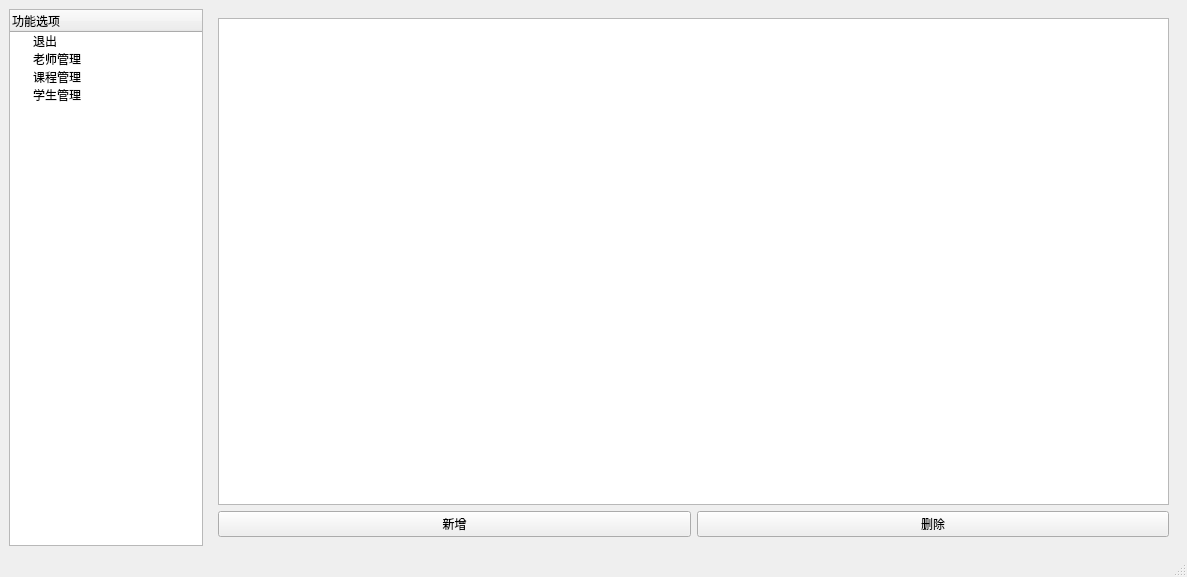
This is ui_creator/admin_window.ui in epocode/attendance_system as Qt 5 draws it before an edit. The edited form follows.
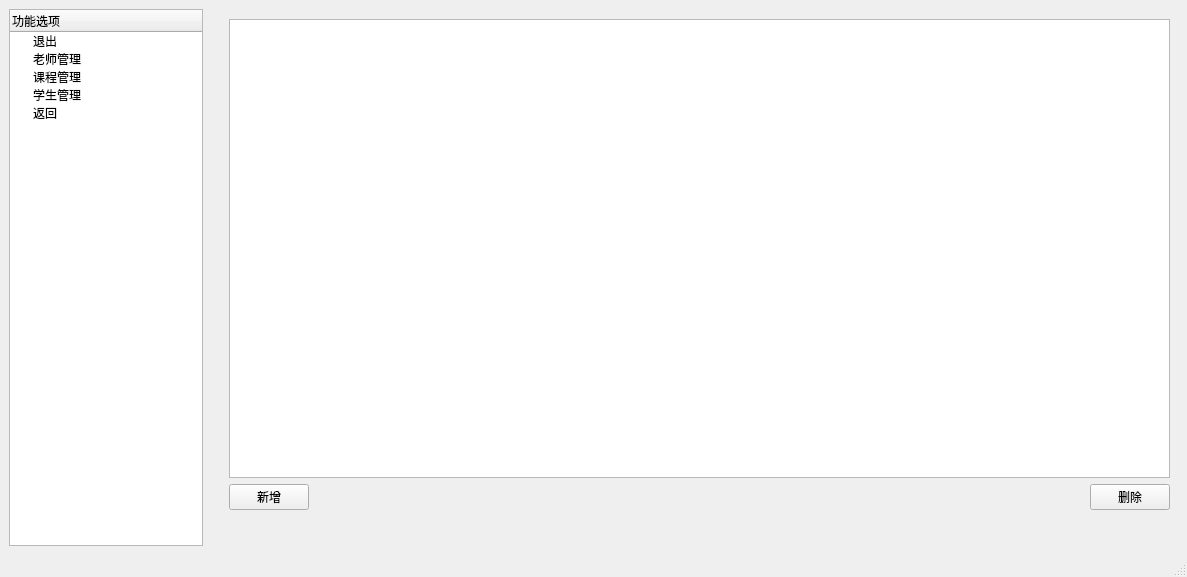
This is the edited form. The open tabs and pages were chosen to show the change.

```diff
--- a/ui_creator/admin_window.ui
+++ b/ui_creator/admin_window.ui
@@ -48,6 +48,11 @@
         <string>学生管理</string>
        </property>
       </item>
+      <item>
+       <property name="text">
+        <string>返回</string>
+       </property>
+      </item>
      </widget>
     </item>
     <item>
@@ -105,6 +110,79 @@
         </item>
        </layout>
       </widget>
+      <widget class="QWidget" name="page_stu">
+       <layout class="QVBoxLayout" name="verticalLayout_3">
+        <item>
+         <widget class="QTableView" name="table_view_students"/>
+        </item>
+        <item>
+         <layout class="QHBoxLayout" name="horizontalLayout_4">
+          <item>
+           <widget class="QPushButton" name="btn_add_stu">
+            <property name="text">
+             <string>录入</string>
+            </property>
+           </widget>
+          </item>
+          <item>
+           <widget class="QPushButton" name="btn_delete_stu">
+            <property name="text">
+             <string>删除</string>
+            </property>
+           </widget>
+          </item>
+         </layout>
+        </item>
+       </layout>
+      </widget>
+      <widget class="QWidget" name="page">
+       <widget class="QWidget" name="">
+        <property name="geometry">
+         <rect>
+          <x>20</x>
+          <y>10</y>
+          <width>941</width>
+          <height>491</height>
+         </rect>
+        </property>
+        <layout class="QVBoxLayout" name="verticalLayout_5">
+         <item>
+          <widget class="QTableView" name="table_view_stu_course"/>
+         </item>
+         <item>
+          <layout class="QHBoxLayout" name="horizontalLayout_5">
+           <item>
+            <widget class="QPushButton" name="btn_add_course_for_stu">
+             <property name="text">
+              <string>新增</string>
+             </property>
+            </widget>
+           </item>
+           <item>
+            <spacer name="horizontalSpacer">
+             <property name="orientation">
+              <enum>Qt::Orientation::Horizontal</enum>
+             </property>
+             <property name="sizeHint" stdset="0">
+              <size>
+               <width>40</width>
+               <height>20</height>
+              </size>
+             </property>
+            </spacer>
+           </item>
+           <item>
+            <widget class="QPushButton" name="btn_del_course_for_stu">
+             <property name="text">
+              <string>删除</string>
+             </property>
+            </widget>
+           </item>
+          </layout>
+         </item>
+        </layout>
+       </widget>
+      </widget>
       <widget class="QWidget" name="page_4">
        <layout class="QHBoxLayout" name="horizontalLayout_7">
         <item>
```
Left out of the diff: 29 changed lines with no effect on the pictures.
